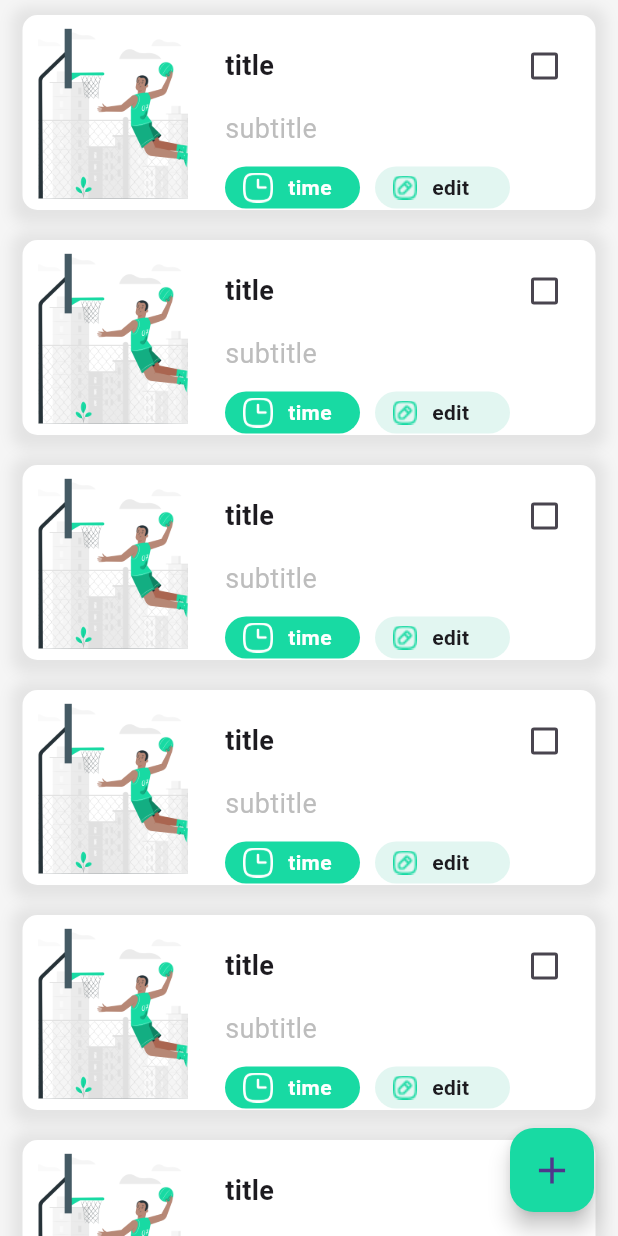
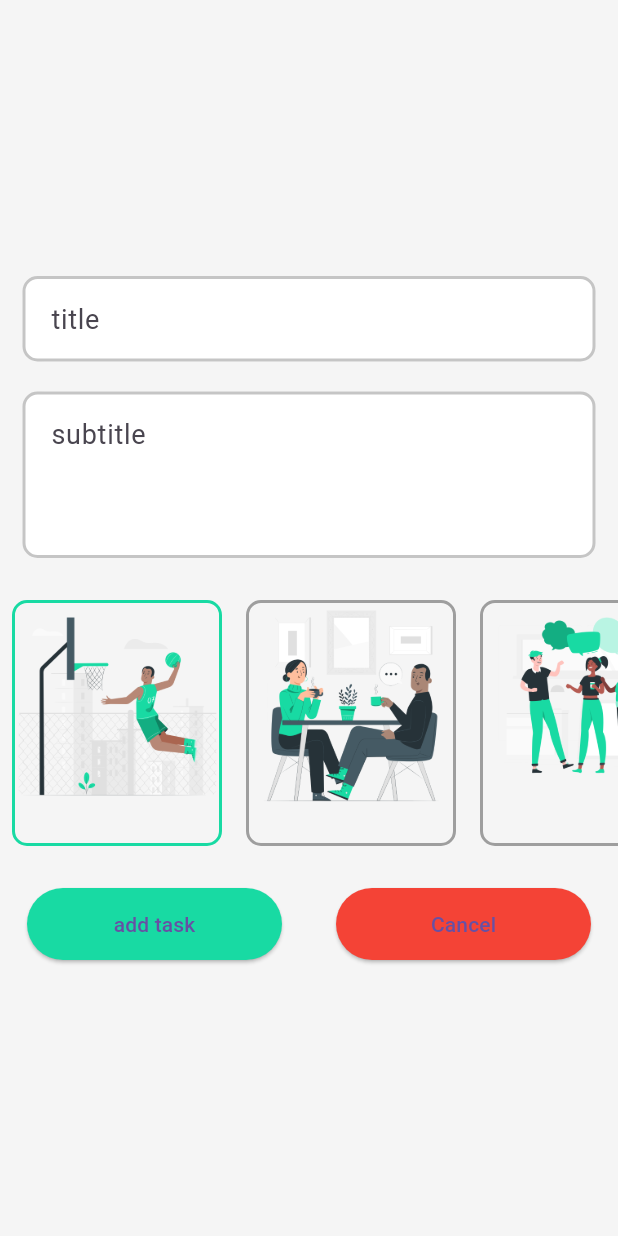
Before and after one commit to HanifCahyo/PBO_NoteTaking, a Flutter app: the screen it shows after launch, after a tap on the "add" icon, on a phone screen of 412 x 824 dp. Run offline on Flutter 3.47's test engine with Material 3 defaults, Android fonts, the phone set to English and light mode, and no system bars; our stand-ins replace cloud_firestore, firebase_auth, firebase_core; accounts and stored records are empty.

Commit message:
add_screen

```diff
--- a/lib/main.dart
+++ b/lib/main.dart
@@ -1,5 +1,6 @@
 import 'package:firebase_core/firebase_core.dart';
 import 'package:test_drive/auth/auth_page.dart';
+import 'package:test_drive/screen/add_note_screen.dart';
 import 'package:test_drive/screen/home.dart';
 import 'package:test_drive/widgets/task_widgets.dart';
 import 'firebase_options.dart';
--- /dev/null
+++ b/lib/screen/add_note_screen.dart
@@ -0,0 +1,174 @@
+import 'package:flutter/material.dart';
+import 'package:test_drive/const/colors.dart';
+
+class Add_Note_Screen extends StatefulWidget {
+  const Add_Note_Screen({super.key});
+
+  @override
+  State<Add_Note_Screen> createState() => _Add_Note_ScreenState();
+}
+
+class _Add_Note_ScreenState extends State<Add_Note_Screen> {
+  final title = TextEditingController();
+  final subtitle = TextEditingController();
+
+  final FocusNode _focusNode1 = FocusNode();
+  final FocusNode _focusNode2 = FocusNode();
+
+  int indexx = 0;
+  @override
+  Widget build(BuildContext context) {
+    return Scaffold(
+      backgroundColor: backgroundColors,
+      body: SafeArea(
+        child: Column(
+          mainAxisAlignment: MainAxisAlignment.center,
+          children: [
+            title_widgets(),
+            const SizedBox(height: 20),
+            subtitle_widgets(),
+            const SizedBox(height: 20),
+            imagess(),
+            const SizedBox(height: 20),
+            Button()
+          ],
+        ),
+      ),
+    );
+  }
+
+  Widget Button() {
+    return Row(
+      mainAxisAlignment: MainAxisAlignment.spaceAround,
+      children: [
+        ElevatedButton(
+          style: ElevatedButton.styleFrom(
+            backgroundColor: custom_green,
+            minimumSize: Size(170, 48),
+          ),
+          onPressed: () {
+            Navigator.pop(context);
+          },
+          child: Text('add task'),
+        ),
+        ElevatedButton(
+          style: ElevatedButton.styleFrom(
+            backgroundColor: Colors.red,
+            minimumSize: Size(170, 48),
+          ),
+          onPressed: () {
+            Navigator.pop(context);
+          },
+          child: Text('Cancel'),
+        ),
+      ],
+    );
+  }
+
+  Container imagess() {
+    return Container(
+      height: 180,
+      child: ListView.builder(
+        itemCount: 6,
+        scrollDirection: Axis.horizontal,
+        itemBuilder: (context, index) {
+          // ignore: sized_box_for_whitespace
+          return GestureDetector(
+            onTap: () {
+              setState(() {
+                indexx = index;
+              });
+            },
+            child: Container(
+              decoration: BoxDecoration(
+                  borderRadius: BorderRadius.circular(10),
+                  border: Border.all(
+                    width: 2,
+                    color: indexx == index ? custom_green : Colors.grey,
+                  )),
+              width: 140,
+              margin: EdgeInsets.all(8),
+              child: Column(
+                children: [
+                  Image.asset('images/${index}.png'),
+                ],
+              ),
+            ),
+          );
+        },
+      ),
+    );
+  }
+
+  Widget subtitle_widgets() {
+    return Padding(
+      padding: const EdgeInsets.symmetric(horizontal: 15),
+      child: Container(
+        decoration: BoxDecoration(
+          color: Colors.white,
+          borderRadius: BorderRadius.circular(15),
+        ),
+        child: TextField(
+          maxLines: 3,
+          controller: subtitle,
+          focusNode: _focusNode2,
+          style: const TextStyle(fontSize: 18, color: Colors.black),
+          decoration: InputDecoration(
+            contentPadding:
+                const EdgeInsets.symmetric(horizontal: 15, vertical: 15),
+            hintText: "subtitle",
+            enabledBorder: OutlineInputBorder(
+              borderRadius: BorderRadius.circular(10),
+              borderSide: const BorderSide(
+                color: Color(0xffc5c5c5),
+                width: 2.0,
+              ),
+            ),
+            focusedBorder: OutlineInputBorder(
+              borderRadius: BorderRadius.circular(10),
+              borderSide: BorderSide(
+                color: custom_green,
+                width: 2.0,
+              ),
+            ),
+          ),
+        ),
+      ),
+    );
+  }
+
+  Widget title_widgets() {
+    return Padding(
+      padding: const EdgeInsets.symmetric(horizontal: 15),
+      child: Container(
+        decoration: BoxDecoration(
+          color: Colors.white,
+          borderRadius: BorderRadius.circular(15),
+        ),
+        child: TextField(
+          controller: title,
+          focusNode: _focusNode1,
+          style: const TextStyle(fontSize: 18, color: Colors.black),
+          decoration: InputDecoration(
+              contentPadding:
+                  const EdgeInsets.symmetric(horizontal: 15, vertical: 15),
+              hintText: "title",
+              enabledBorder: OutlineInputBorder(
+                borderRadius: BorderRadius.circular(10),
+                borderSide: const BorderSide(
+                  color: Color(0xffc5c5c5),
+                  width: 2.0,
+                ),
+              ),
+              focusedBorder: OutlineInputBorder(
+                borderRadius: BorderRadius.circular(10),
+                borderSide: BorderSide(
+                  color: custom_green,
+                  width: 2.0,
+                ),
+              )),
+        ),
+      ),
+    );
+  }
+}
--- a/lib/screen/home.dart
+++ b/lib/screen/home.dart
@@ -1,6 +1,7 @@
 import 'package:flutter/material.dart';
 import 'package:flutter/rendering.dart';
 import 'package:test_drive/const/colors.dart';
+import 'package:test_drive/screen/add_note_screen.dart';
 import 'package:test_drive/widgets/task_widgets.dart';
 
 class Home_Screen extends StatefulWidget {
@@ -20,7 +21,11 @@ class _Home_ScreenState extends State<Home_Screen> {
       floatingActionButton: Visibility(
         visible: show,
         child: FloatingActionButton(
-          onPressed: () {},
+          onPressed: () {
+            Navigator.of(context).push(
+              MaterialPageRoute(builder: (context) => Add_Note_Screen()),
+            );
+          },
           backgroundColor: custom_green,
           child: const Icon(
             Icons.add,
```
Also changed, not shown: images/5.png (renamed from images/7.png).
